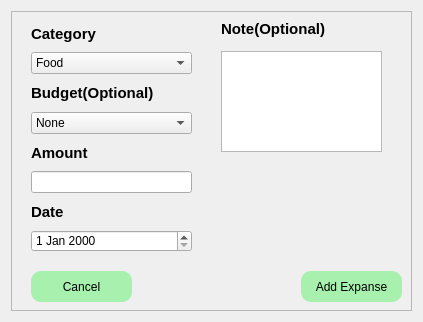
Old version of the form moneyapp/ui/raw/Popup_Expense.ui in the repository nemo984/money-app.
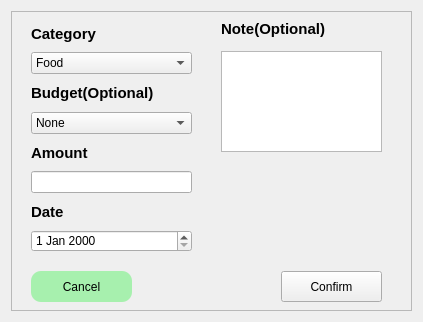
New version of the form.

Commit message: expense list popup

Diff of the .ui file:
```diff
--- a/moneyapp/ui/raw/Popup_Expense.ui
+++ b/moneyapp/ui/raw/Popup_Expense.ui
@@ -46,19 +46,6 @@
        <string>Cancel</string>
       </property>
      </widget>
-     <widget class="QPushButton" name="addExpense_btn">
-      <property name="geometry">
-       <rect>
-        <x>290</x>
-        <y>260</y>
-        <width>101</width>
-        <height>31</height>
-       </rect>
-      </property>
-      <property name="text">
-       <string>Add Expanse</string>
-      </property>
-     </widget>
      <widget class="QLabel" name="label_5">
       <property name="geometry">
        <rect>
@@ -234,6 +221,19 @@
        <string/>
       </property>
      </widget>
+     <widget class="QPushButton" name="confirm_btn">
+      <property name="geometry">
+       <rect>
+        <x>270</x>
+        <y>260</y>
+        <width>101</width>
+        <height>31</height>
+       </rect>
+      </property>
+      <property name="text">
+       <string>Confirm</string>
+      </property>
+     </widget>
     </widget>
    </item>
   </layout>
```
Left out of the diff: 10 changed lines with no effect on the pictures. The commit also changes 6 other files.
